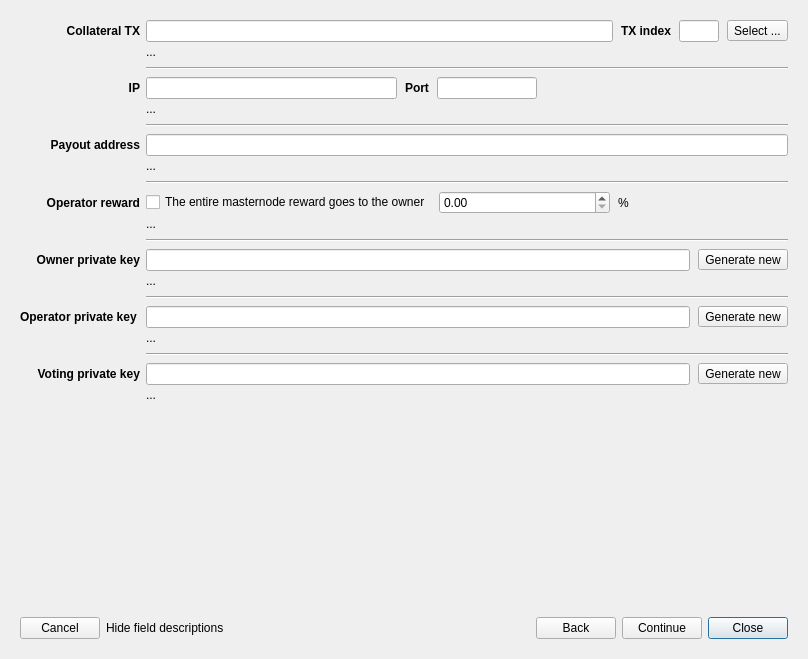
This is src/ui/ui_reg_masternode_dlg.ui in Bertrand256/dash-masternode-tool as Qt 5 draws it before an edit. The edited form follows.
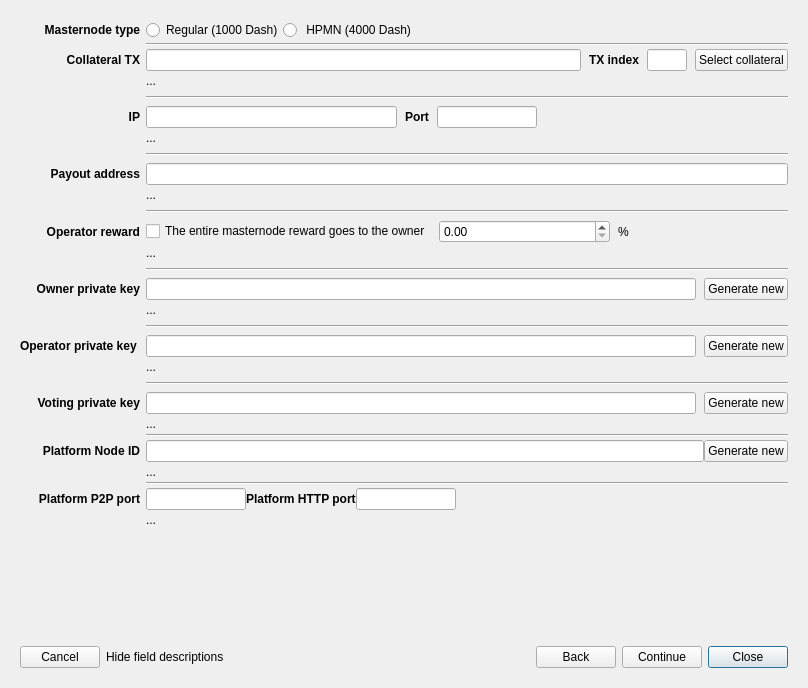
This is the edited form.

Commit message: Support for High Performance Masternodes.

Diff of the .ui file:
```diff
--- a/src/ui/ui_reg_masternode_dlg.ui
+++ b/src/ui/ui_reg_masternode_dlg.ui
@@ -7,7 +7,7 @@
     <x>0</x>
     <y>0</y>
     <width>808</width>
-    <height>659</height>
+    <height>688</height>
    </rect>
   </property>
   <property name="sizePolicy">
@@ -44,15 +44,187 @@
         <verstretch>0</verstretch>
        </sizepolicy>
       </property>
-      <layout class="QGridLayout" name="gridLayout" rowstretch="0,0,0,0,0,0,0,0,0,0,0,0,0,0,0,0,0,0,0,0,0,0,0">
+      <layout class="QGridLayout" name="gridLayout" rowstretch="0,0,0,0,0,0,0,0,0,0,0,0,0,0,0,0,0,0,0,0,0,0,0,0,0,0,0,0,0,0,0,0">
        <property name="sizeConstraint">
         <enum>QLayout::SetMinimumSize</enum>
        </property>
        <property name="verticalSpacing">
         <number>3</number>
        </property>
+       <item row="1" column="1">
+        <widget class="Line" name="line_7">
+         <property name="orientation">
+          <enum>Qt::Horizontal</enum>
+         </property>
+        </widget>
+       </item>
+       <item row="30" column="1">
+        <widget class="QLabel" name="lblPlatformPortsMsg">
+         <property name="text">
+          <string>...</string>
+         </property>
+         <property name="wordWrap">
+          <bool>true</bool>
+         </property>
+        </widget>
+       </item>
+       <item row="16" column="0">
+        <widget class="QLabel" name="lblOwnerKey">
+         <property name="text">
+          <string>&lt;b&gt;Owner private key&lt;/b&gt;</string>
+         </property>
+         <property name="alignment">
+          <set>Qt::AlignRight|Qt::AlignTrailing|Qt::AlignVCenter</set>
+         </property>
+        </widget>
+       </item>
+       <item row="27" column="1">
+        <widget class="QLabel" name="lblPlatformNodeIdMsg">
+         <property name="text">
+          <string>...</string>
+         </property>
+         <property name="wordWrap">
+          <bool>true</bool>
+         </property>
+        </widget>
+       </item>
+       <item row="0" column="0">
+        <widget class="QLabel" name="lblMasternodeType">
+         <property name="font">
+          <font>
+           <weight>75</weight>
+           <bold>true</bold>
+          </font>
+         </property>
+         <property name="text">
+          <string>Masternode type</string>
+         </property>
+         <property name="alignment">
+          <set>Qt::AlignRight|Qt::AlignTrailing|Qt::AlignVCenter</set>
+         </property>
+        </widget>
+       </item>
+       <item row="19" column="0">
+        <widget class="QLabel" name="lblOperatorKey">
+         <property name="text">
+          <string>&lt;b&gt;Operator private key&lt;/b&gt; </string>
+         </property>
+         <property name="alignment">
+          <set>Qt::AlignRight|Qt::AlignTrailing|Qt::AlignVCenter</set>
+         </property>
+        </widget>
+       </item>
+       <item row="10" column="1">
+        <layout class="QHBoxLayout" name="layPayoutAddress">
+         <property name="spacing">
+          <number>8</number>
+         </property>
+         <item>
+          <widget class="QLineEdit" name="edtPayoutAddress">
+           <property name="clearButtonEnabled">
+            <bool>true</bool>
+           </property>
+          </widget>
+         </item>
+        </layout>
+       </item>
+       <item row="13" column="1">
+        <layout class="QHBoxLayout" name="layOperatorReward">
+         <property name="spacing">
+          <number>8</number>
+         </property>
+         <item>
+          <widget class="QCheckBox" name="chbWholeMNReward">
+           <property name="text">
+            <string>The entire masternode reward goes to the owner</string>
+           </property>
+          </widget>
+         </item>
+         <item>
+          <widget class="QDoubleSpinBox" name="edtOperatorReward">
+           <property name="maximum">
+            <double>100.000000000000000</double>
+           </property>
+          </widget>
+         </item>
+         <item>
+          <widget class="QLabel" name="label_16">
+           <property name="text">
+            <string>%</string>
+           </property>
+          </widget>
+         </item>
+        </layout>
+       </item>
+       <item row="26" column="0">
+        <widget class="QLabel" name="lblPlatformNodeId">
+         <property name="font">
+          <font>
+           <weight>75</weight>
+           <bold>true</bold>
+          </font>
+         </property>
+         <property name="text">
+          <string>Platform Node ID</string>
+         </property>
+         <property name="alignment">
+          <set>Qt::AlignRight|Qt::AlignTrailing|Qt::AlignVCenter</set>
+         </property>
+        </widget>
+       </item>
+       <item row="12" column="1">
+        <widget class="Line" name="line_3">
+         <property name="minimumSize">
+          <size>
+           <width>0</width>
+           <height>12</height>
+          </size>
+         </property>
+         <property name="orientation">
+          <enum>Qt::Horizontal</enum>
+         </property>
+        </widget>
+       </item>
+       <item row="11" column="1">
+        <widget class="QLabel" name="lblPayoutMsg">
+         <property name="sizePolicy">
+          <sizepolicy hsizetype="Ignored" vsizetype="Minimum">
+           <horstretch>0</horstretch>
+           <verstretch>0</verstretch>
+          </sizepolicy>
+         </property>
+         <property name="text">
+          <string>...</string>
+         </property>
+         <property name="wordWrap">
+          <bool>true</bool>
+         </property>
+         <property name="openExternalLinks">
+          <bool>true</bool>
+         </property>
+         <property name="textInteractionFlags">
+          <set>Qt::LinksAccessibleByMouse|Qt::TextSelectableByMouse</set>
+         </property>
+        </widget>
+       </item>
+       <item row="29" column="0">
+        <widget class="QLabel" name="lblPlatformP2PPort">
+         <property name="font">
+          <font>
+           <weight>75</weight>
+           <bold>true</bold>
+          </font>
+         </property>
+         <property name="text">
+          <string>Platform P2P port</string>
+         </property>
+         <property name="alignment">
+          <set>Qt::AlignRight|Qt::AlignTrailing|Qt::AlignVCenter</set>
+         </property>
+        </widget>
+       </item>
        <item row="14" column="1">
-        <widget class="QLabel" name="lblOwnerMsg">
+        <widget class="QLabel" name="lblOperatorRewardMsg">
          <property name="sizePolicy">
           <sizepolicy hsizetype="Ignored" vsizetype="Preferred">
            <horstretch>0</horstretch>
@@ -73,29 +245,20 @@
          </property>
         </widget>
        </item>
-       <item row="21" column="1">
-        <widget class="QLabel" name="lblVotingMsg">
-         <property name="sizePolicy">
-          <sizepolicy hsizetype="Ignored" vsizetype="Preferred">
-           <horstretch>0</horstretch>
-           <verstretch>0</verstretch>
-          </sizepolicy>
+       <item row="18" column="1">
+        <widget class="Line" name="line_5">
+         <property name="minimumSize">
+          <size>
+           <width>0</width>
+           <height>12</height>
+          </size>
          </property>
-         <property name="text">
-          <string>...</string>
+         <property name="orientation">
+          <enum>Qt::Horizontal</enum>
          </property>
-         <property name="wordWrap">
-          <bool>true</bool>
-         </property>
-         <property name="openExternalLinks">
-          <bool>true</bool>
-         </property>
-         <property name="textInteractionFlags">
-          <set>Qt::LinksAccessibleByMouse|Qt::TextSelectableByMouse</set>
-         </property>
         </widget>
        </item>
-       <item row="3" column="1">
+       <item row="6" column="1">
         <layout class="QHBoxLayout" name="layIP">
          <property name="spacing">
           <number>8</number>
@@ -154,203 +317,51 @@
          </item>
         </layout>
        </item>
-       <item row="10" column="1">
-        <layout class="QHBoxLayout" name="layOperatorReward">
-         <property name="spacing">
-          <number>8</number>
-         </property>
+       <item row="0" column="1">
+        <layout class="QHBoxLayout" name="horizontalLayout_7">
          <item>
-          <widget class="QCheckBox" name="chbWholeMNReward">
+          <widget class="QRadioButton" name="rbMNTypeRegular">
            <property name="text">
-            <string>The entire masternode reward goes to the owner</string>
+            <string>Regular (1000 Dash)</string>
            </property>
           </widget>
          </item>
          <item>
-          <widget class="QDoubleSpinBox" name="edtOperatorReward">
-           <property name="maximum">
-            <double>100.000000000000000</double>
-           </property>
-          </widget>
-         </item>
-         <item>
-          <widget class="QLabel" name="label_16">
+          <widget class="QRadioButton" name="rbMNTypeHPMN">
            <property name="text">
-            <string>%</string>
+            <string> HPMN (4000 Dash)</string>
            </property>
           </widget>
          </item>
-        </layout>
-       </item>
-       <item row="19" column="1">
-        <layout class="QHBoxLayout" name="layVotingKey">
-         <property name="spacing">
-          <number>8</number>
-         </property>
          <item>
-          <widget class="QLineEdit" name="edtVotingKey">
-           <property name="clearButtonEnabled">
-            <bool>true</bool>
+          <spacer name="horizontalSpacer_4">
+           <property name="orientation">
+            <enum>Qt::Horizontal</enum>
            </property>
-          </widget>
-         </item>
-         <item>
-          <widget class="QToolButton" name="btnGenerateVotingKey">
-           <property name="text">
-            <string>Generate new</string>
+           <property name="sizeHint" stdset="0">
+            <size>
+             <width>40</width>
+             <height>20</height>
+            </size>
            </property>
-          </widget>
+          </spacer>
          </item>
         </layout>
        </item>
-       <item row="15" column="1">
-        <widget class="Line" name="line_5">
-         <property name="minimumSize">
-          <size>
-           <width>0</width>
-           <height>12</height>
-          </size>
-         </property>
+       <item row="31" column="1">
+        <spacer name="verticalSpacer">
          <property name="orientation">
-          <enum>Qt::Horizontal</enum>
+          <enum>Qt::Vertical</enum>
          </property>
-        </widget>
-       </item>
-       <item row="16" column="1">
-        <layout class="QHBoxLayout" name="layOperatorKey">
-         <property name="spacing">
-          <number>8</number>
-         </property>
-         <item>
-          <widget class="QLineEdit" name="edtOperatorKey">
-           <property name="clearButtonEnabled">
-            <bool>true</bool>
-           </property>
-          </widget>
-         </item>
-         <item>
-          <widget class="QToolButton" name="btnGenerateOperatorKey">
-           <property name="text">
-            <string>Generate new</string>
-           </property>
-          </widget>
-         </item>
-        </layout>
-       </item>
-       <item row="7" column="1">
-        <layout class="QHBoxLayout" name="layPayoutAddress">
-         <property name="spacing">
-          <number>8</number>
-         </property>
-         <item>
-          <widget class="QLineEdit" name="edtPayoutAddress">
-           <property name="clearButtonEnabled">
-            <bool>true</bool>
-           </property>
-          </widget>
-         </item>
-        </layout>
-       </item>
-       <item row="7" column="0">
-        <widget class="QLabel" name="label_8">
-         <property name="font">
-          <font>
-           <weight>75</weight>
-           <bold>true</bold>
-          </font>
-         </property>
-         <property name="text">
-          <string>Payout address</string>
-         </property>
-         <property name="alignment">
-          <set>Qt::AlignRight|Qt::AlignTrailing|Qt::AlignVCenter</set>
-         </property>
-        </widget>
-       </item>
-       <item row="6" column="1">
-        <widget class="Line" name="line_2">
-         <property name="minimumSize">
+         <property name="sizeHint" stdset="0">
           <size>
-           <width>0</width>
-           <height>12</height>
+           <width>20</width>
+           <height>0</height>
           </size>
          </property>
-         <property name="orientation">
-          <enum>Qt::Horizontal</enum>
-         </property>
-        </widget>
+        </spacer>
        </item>
-       <item row="9" column="1">
-        <widget class="Line" name="line_3">
-         <property name="minimumSize">
-          <size>
-           <width>0</width>
-           <height>12</height>
-          </size>
-         </property>
-         <property name="orientation">
-          <enum>Qt::Horizontal</enum>
-         </property>
-        </widget>
-       </item>
-       <item row="2" column="1">
-        <widget class="Line" name="line">
-         <property name="minimumSize">
-          <size>
-           <width>0</width>
-           <height>12</height>
-          </size>
-         </property>
-         <property name="orientation">
-          <enum>Qt::Horizontal</enum>
-         </property>
-        </widget>
-       </item>
-       <item row="18" column="1">
-        <widget class="Line" name="line_6">
-         <property name="minimumSize">
-          <size>
-           <width>0</width>
-           <height>12</height>
-          </size>
-         </property>
-         <property name="orientation">
-          <enum>Qt::Horizontal</enum>
-         </property>
-        </widget>
-       </item>
-       <item row="5" column="1">
-        <widget class="QLabel" name="lblIPMsg">
-         <property name="sizePolicy">
-          <sizepolicy hsizetype="Ignored" vsizetype="Minimum">
-           <horstretch>0</horstretch>
-           <verstretch>0</verstretch>
-          </sizepolicy>
-         </property>
-         <property name="minimumSize">
-          <size>
-           <width>0</width>
-           <height>8</height>
-          </size>
-         </property>
-         <property name="text">
-          <string>...</string>
-         </property>
-         <property name="alignment">
-          <set>Qt::AlignLeading|Qt::AlignLeft|Qt::AlignTop</set>
-         </property>
-         <property name="wordWrap">
-          <bool>true</bool>
-         </property>
-         <property name="openExternalLinks">
-          <bool>true</bool>
-         </property>
-         <property name="textInteractionFlags">
-          <set>Qt::LinksAccessibleByMouse|Qt::TextSelectableByMouse</set>
-         </property>
-        </widget>
-       </item>
-       <item row="10" column="0">
+       <item row="13" column="0">
         <widget class="QLabel" name="label_15">
          <property name="font">
           <font>
@@ -366,7 +377,7 @@
          </property>
         </widget>
        </item>
-       <item row="0" column="1">
+       <item row="2" column="1">
         <layout class="QHBoxLayout" name="layCollateral">
          <property name="spacing">
           <number>8</number>
@@ -402,19 +413,32 @@
           </widget>
          </item>
          <item>
-          <widget class="QToolButton" name="btnSelectCollateralUtxo">
+          <widget class="QPushButton" name="btnSelectCollateralUtxo">
            <property name="toolTip">
             <string>Select UTXO for collateral from wallet</string>
            </property>
            <property name="text">
-            <string>Select ...</string>
+            <string>Select collateral</string>
+           </property>
+           <property name="autoDefault">
+            <bool>false</bool>
            </property>
           </widget>
          </item>
         </layout>
        </item>
-       <item row="12" column="1">
-        <widget class="Line" name="line_4">
+       <item row="22" column="0">
+        <widget class="QLabel" name="lblVotingKey">
+         <property name="text">
+          <string>&lt;b&gt;Voting private key&lt;/b&gt;</string>
+         </property>
+         <property name="alignment">
+          <set>Qt::AlignRight|Qt::AlignTrailing|Qt::AlignVCenter</set>
+         </property>
+        </widget>
+       </item>
+       <item row="9" column="1">
+        <widget class="Line" name="line_2">
          <property name="minimumSize">
           <size>
            <width>0</width>
@@ -426,42 +450,7 @@
          </property>
         </widget>
        </item>
-       <item row="11" column="1">
-        <widget class="QLabel" name="lblOperatorRewardMsg">
-         <property name="sizePolicy">
-          <sizepolicy hsizetype="Ignored" vsizetype="Preferred">
-           <horstretch>0</horstretch>
-           <verstretch>0</verstretch>
-          </sizepolicy>
-         </property>
-         <property name="text">
-          <string>...</string>
-         </property>
-         <property name="wordWrap">
-          <bool>true</bool>
-         </property>
-         <property name="openExternalLinks">
-          <bool>true</bool>
-         </property>
-        </widget>
-       </item>
-       <item row="0" column="0">
-        <widget class="QLabel" name="label">
-         <property name="font">
-          <font>
-           <weight>75</weight>
-           <bold>true</bold>
-          </font>
-         </property>
-         <property name="text">
-          <string>Collateral TX</string>
-         </property>
-         <property name="alignment">
-          <set>Qt::AlignRight|Qt::AlignTrailing|Qt::AlignVCenter</set>
-         </property>
-        </widget>
-       </item>
-       <item row="13" column="1">
+       <item row="16" column="1">
         <layout class="QHBoxLayout" name="horizontalLayout_3">
          <property name="spacing">
           <number>8</number>
@@ -477,15 +466,230 @@
           </widget>
          </item>
          <item>
-          <widget class="QToolButton" name="btnGenerateOwnerKey">
+          <widget class="QPushButton" name="btnGenerateOwnerKey">
+           <property name="toolTip">
+            <string>Generate a new owner private key</string>
+           </property>
            <property name="text">
             <string>Generate new</string>
            </property>
+           <property name="autoDefault">
+            <bool>false</bool>
+           </property>
           </widget>
          </item>
         </layout>
        </item>
-       <item row="1" column="1">
+       <item row="28" column="1">
+        <widget class="Line" name="line_8">
+         <property name="orientation">
+          <enum>Qt::Horizontal</enum>
+         </property>
+        </widget>
+       </item>
+       <item row="6" column="0">
+        <widget class="QLabel" name="label_3">
+         <property name="font">
+          <font>
+           <weight>75</weight>
+           <bold>true</bold>
+          </font>
+         </property>
+         <property name="text">
+          <string>IP</string>
+         </property>
+         <property name="alignment">
+          <set>Qt::AlignRight|Qt::AlignTrailing|Qt::AlignVCenter</set>
+         </property>
+        </widget>
+       </item>
+       <item row="21" column="1">
+        <widget class="Line" name="line_6">
+         <property name="minimumSize">
+          <size>
+           <width>0</width>
+           <height>12</height>
+          </size>
+         </property>
+         <property name="orientation">
+          <enum>Qt::Horizontal</enum>
+         </property>
+        </widget>
+       </item>
+       <item row="17" column="1">
+        <widget class="QLabel" name="lblOwnerMsg">
+         <property name="sizePolicy">
+          <sizepolicy hsizetype="Ignored" vsizetype="Preferred">
+           <horstretch>0</horstretch>
+           <verstretch>0</verstretch>
+          </sizepolicy>
+         </property>
+         <property name="text">
+          <string>...</string>
+         </property>
+         <property name="wordWrap">
+          <bool>true</bool>
+         </property>
+         <property name="openExternalLinks">
+          <bool>true</bool>
+         </property>
+         <property name="textInteractionFlags">
+          <set>Qt::LinksAccessibleByMouse|Qt::TextSelectableByMouse</set>
+         </property>
+        </widget>
+       </item>
+       <item row="26" column="1">
+        <layout class="QHBoxLayout" name="horizontalLayout_8">
+         <item>
+          <widget class="QLineEdit" name="edtPlatformNodeId"/>
+         </item>
+         <item>
+          <widget class="QPushButton" name="btnGeneratePlatformId">
+           <property name="toolTip">
+            <string>Generate a new Platform Node ID along with the associated ed25519 private key</string>
+           </property>
+           <property name="text">
+            <string>Generate new</string>
+           </property>
+           <property name="autoDefault">
+            <bool>false</bool>
+           </property>
+          </widget>
+         </item>
+        </layout>
+       </item>
+       <item row="8" column="1">
+        <widget class="QLabel" name="lblIPMsg">
+         <property name="sizePolicy">
+          <sizepolicy hsizetype="Ignored" vsizetype="Minimum">
+           <horstretch>0</horstretch>
+           <verstretch>0</verstretch>
+          </sizepolicy>
+         </property>
+         <property name="minimumSize">
+          <size>
+           <width>0</width>
+           <height>8</height>
+          </size>
+         </property>
+         <property name="text">
+          <string>...</string>
+         </property>
+         <property name="alignment">
+          <set>Qt::AlignLeading|Qt::AlignLeft|Qt::AlignTop</set>
+         </property>
+         <property name="wordWrap">
+          <bool>true</bool>
+         </property>
+         <property name="openExternalLinks">
+          <bool>true</bool>
+         </property>
+         <property name="textInteractionFlags">
+          <set>Qt::LinksAccessibleByMouse|Qt::TextSelectableByMouse</set>
+         </property>
+        </widget>
+       </item>
+       <item row="24" column="1">
+        <widget class="QLabel" name="lblVotingMsg">
+         <property name="sizePolicy">
+          <sizepolicy hsizetype="Ignored" vsizetype="Preferred">
+           <horstretch>0</horstretch>
+           <verstretch>0</verstretch>
+          </sizepolicy>
+         </property>
+         <property name="text">
+          <string>...</string>
+         </property>
+         <property name="wordWrap">
+          <bool>true</bool>
+         </property>
+         <property name="openExternalLinks">
+          <bool>true</bool>
+         </property>
+         <property name="textInteractionFlags">
+          <set>Qt::LinksAccessibleByMouse|Qt::TextSelectableByMouse</set>
+         </property>
+        </widget>
+       </item>
+       <item row="22" column="1">
+        <layout class="QHBoxLayout" name="layVotingKey">
+         <property name="spacing">
+          <number>8</number>
+         </property>
+         <item>
+          <widget class="QLineEdit" name="edtVotingKey">
+           <property name="clearButtonEnabled">
+            <bool>true</bool>
+           </property>
+          </widget>
+         </item>
+         <item>
+          <widget class="QPushButton" name="btnGenerateVotingKey">
+           <property name="toolTip">
+            <string>Generate a new private key for voting</string>
+           </property>
+           <property name="text">
+            <string>Generate new</string>
+           </property>
+           <property name="autoDefault">
+            <bool>false</bool>
+           </property>
+          </widget>
+         </item>
+        </layout>
+       </item>
+       <item row="20" column="1">
+        <widget class="QLabel" name="lblOperatorMsg">
+         <property name="sizePolicy">
+          <sizepolicy hsizetype="Ignored" vsizetype="Preferred">
+           <horstretch>0</horstretch>
+           <verstretch>0</verstretch>
+          </sizepolicy>
+         </property>
+         <property name="text">
+          <string>...</string>
+         </property>
+         <property name="wordWrap">
+          <bool>true</bool>
+         </property>
+         <property name="openExternalLinks">
+          <bool>true</bool>
+         </property>
+         <property name="textInteractionFlags">
+          <set>Qt::LinksAccessibleByMouse|Qt::TextSelectableByMouse</set>
+         </property>
+        </widget>
+       </item>
+       <item row="5" column="1">
+        <widget class="Line" name="line">
+         <property name="minimumSize">
+          <size>
+           <width>0</width>
+           <height>12</height>
+          </size>
+         </property>
+         <property name="orientation">
+          <enum>Qt::Horizontal</enum>
+         </property>
+        </widget>
+       </item>
+       <item row="10" column="0">
+        <widget class="QLabel" name="label_8">
+         <property name="font">
+          <font>
+           <weight>75</weight>
+           <bold>true</bold>
+          </font>
+         </property>
+         <property name="text">
+          <string>Payout address</string>
+         </property>
+         <property name="alignment">
+          <set>Qt::AlignRight|Qt::AlignTrailing|Qt::AlignVCenter</set>
+         </property>
+        </widget>
+       </item>
+       <item row="4" column="1">
         <widget class="QLabel" name="lblCollateralTxMsg">
          <property name="sizePolicy">
           <sizepolicy hsizetype="Ignored" vsizetype="Minimum">
@@ -513,30 +717,8 @@
          </property>
         </widget>
        </item>
-       <item row="8" column="1">
-        <widget class="QLabel" name="lblPayoutMsg">
-         <property name="sizePolicy">
-          <sizepolicy hsizetype="Ignored" vsizetype="Minimum">
-           <horstretch>0</horstretch>
-           <verstretch>0</verstretch>
-          </sizepolicy>
-         </property>
-         <property name="text">
-          <string>...</string>
-         </property>
-         <property name="wordWrap">
-          <bool>true</bool>
-         </property>
-         <property name="openExternalLinks">
-          <bool>true</bool>
-         </property>
-         <property name="textInteractionFlags">
-          <set>Qt::LinksAccessibleByMouse|Qt::TextSelectableByMouse</set>
-         </property>
-        </widget>
-       </item>
-       <item row="3" column="0">
-        <widget class="QLabel" name="label_3">
+       <item row="2" column="0">
+        <widget class="QLabel" name="label">
          <property name="font">
           <font>
            <weight>75</weight>
@@ -544,75 +726,107 @@
           </font>
          </property>
          <property name="text">
-          <string>IP</string>
+          <string>Collateral TX</string>
          </property>
          <property name="alignment">
           <set>Qt::AlignRight|Qt::AlignTrailing|Qt::AlignVCenter</set>
          </property>
         </widget>
        </item>
-       <item row="17" column="1">
-        <widget class="QLabel" name="lblOperatorMsg">
-         <property name="sizePolicy">
-          <sizepolicy hsizetype="Ignored" vsizetype="Preferred">
-           <horstretch>0</horstretch>
-           <verstretch>0</verstretch>
-          </sizepolicy>
-         </property>
-         <property name="text">
-          <string>...</string>
-         </property>
-         <property name="wordWrap">
-          <bool>true</bool>
-         </property>
-         <property name="openExternalLinks">
-          <bool>true</bool>
-         </property>
-         <property name="textInteractionFlags">
-          <set>Qt::LinksAccessibleByMouse|Qt::TextSelectableByMouse</set>
-         </property>
-        </widget>
+       <item row="29" column="1">
+        <layout class="QHBoxLayout" name="horizontalLayout_9">
+         <item>
+          <widget class="QLineEdit" name="edtPlatformP2PPort">
+           <property name="maximumSize">
+            <size>
+             <width>100</width>
+             <height>16777215</height>
+            </size>
+           </property>
+          </widget>
+         </item>
+         <item>
+          <widget class="QLabel" name="lblPlatformHTTPPort">
+           <property name="font">
+            <font>
+             <weight>75</weight>
+             <bold>true</bold>
+            </font>
+           </property>
+           <property name="text">
+            <string>Platform HTTP port</string>
+           </property>
+          </widget>
+         </item>
+         <item>
+          <widget class="QLineEdit" name="edtPlatformHTTPPort">
+           <property name="maximumSize">
+            <size>
+             <width>100</width>
+             <height>16777215</height>
+            </size>
+           </property>
+          </widget>
+         </item>
+         <item>
+          <spacer name="horizontalSpacer_5">
+           <property name="orientation">
+            <enum>Qt::Horizontal</enum>
+           </property>
+           <property name="sizeHint" stdset="0">
+            <size>
+             <width>40</width>
+             <height>20</height>
+            </size>
+           </property>
+          </spacer>
+         </item>
+        </layout>
        </item>
-       <item row="22" column="1">
-        <spacer name="verticalSpacer">
-         <property name="orientation">
-          <enum>Qt::Vertical</enum>
-         </property>
-         <property name="sizeHint" stdset="0">
+       <item row="15" column="1">
+        <widget class="Line" name="line_4">
+         <property name="minimumSize">
           <size>
-           <width>20</width>
-           <height>0</height>
+           <width>0</width>
+           <height>12</height>
           </size>
          </property>
-        </spacer>
-       </item>
-       <item row="13" column="0">
-        <widget class="QLabel" name="lblOwnerKey">
-         <property name="text">
-          <string>&lt;b&gt;Owner private key&lt;/b&gt;</string>
+         <property name="orientation">
+          <enum>Qt::Horizontal</enum>
          </property>
-         <property name="alignment">
-          <set>Qt::AlignRight|Qt::AlignTrailing|Qt::AlignVCenter</set>
-         </property>
         </widget>
        </item>
-       <item row="16" column="0">
-        <widget class="QLabel" name="lblOperatorKey">
-         <property name="text">
-          <string>&lt;b&gt;Operator private key&lt;/b&gt; </string>
+       <item row="19" column="1">
+        <layout class="QHBoxLayout" name="layOperatorKey">
+         <property name="spacing">
+          <number>8</number>
          </property>
-         <property name="alignment">
-          <set>Qt::AlignRight|Qt::AlignTrailing|Qt::AlignVCenter</set>
-         </property>
-        </widget>
+         <item>
+          <widget class="QLineEdit" name="edtOperatorKey">
+           <property name="clearButtonEnabled">
+            <bool>true</bool>
+           </property>
+          </widget>
+         </item>
+         <item>
+          <widget class="QPushButton" name="btnGenerateOperatorKey">
+           <property name="toolTip">
+            <string>Generate a new operator private key</string>
+           </property>
+           <property name="text">
+            <string>Generate new</string>
+           </property>
+           <property name="autoDefault">
+            <bool>false</bool>
+           </property>
+          </widget>
+         </item>
+        </layout>
        </item>
-       <item row="19" column="0">
-        <widget class="QLabel" name="lblVotingKey">
-         <property name="text">
-          <string>&lt;b&gt;Voting private key&lt;/b&gt;</string>
-         </property>
-         <property name="alignment">
-          <set>Qt::AlignRight|Qt::AlignTrailing|Qt::AlignVCenter</set>
+       <item row="25" column="1">
+        <widget class="Line" name="line_9">
+         <property name="orientation">
+          <enum>Qt::Horizontal</enum>
          </property>
         </widget>
        </item>
```
Left out of the diff: 3 changed lines with no effect on the pictures. The commit also changes 16 other files.
